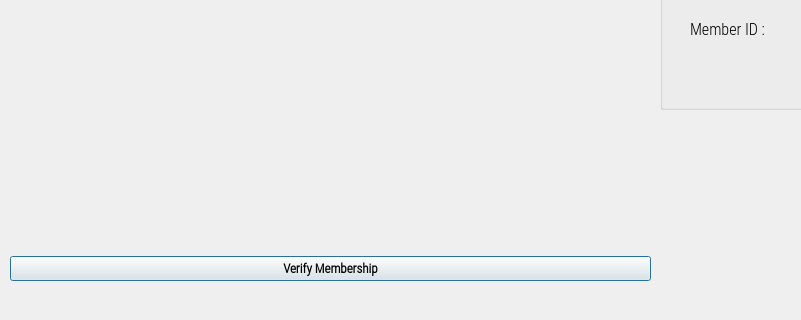
Old version of the form CPMMS_software/ui/memberVerificationVideo.ui in the repository yomatashi/CPMMS; both pictures show x 0 to 801 and y 271 to 591 of the 951 by 591 pixel window.
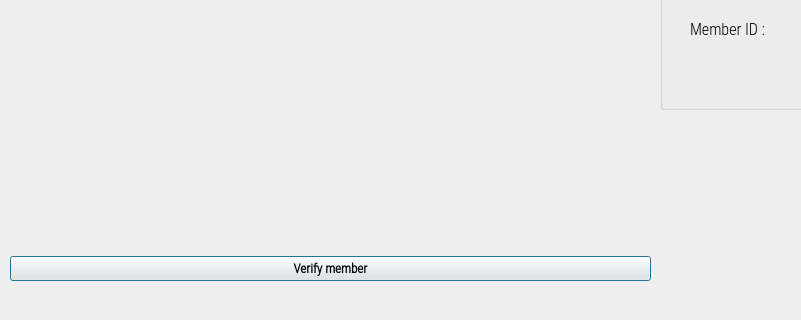
New version of the form. Icons and pictures are not drawn.

```diff
--- a/CPMMS_software/ui/memberVerificationVideo.ui
+++ b/CPMMS_software/ui/memberVerificationVideo.ui
@@ -85,7 +85,7 @@
        <cursorShape>PointingHandCursor</cursorShape>
       </property>
       <property name="text">
-       <string>Verify Membership</string>
+       <string>Verify member</string>
       </property>
       <property name="checkable">
        <bool>true</bool>
```
Left out of the diff: 3 changed lines with no effect on the pictures.
